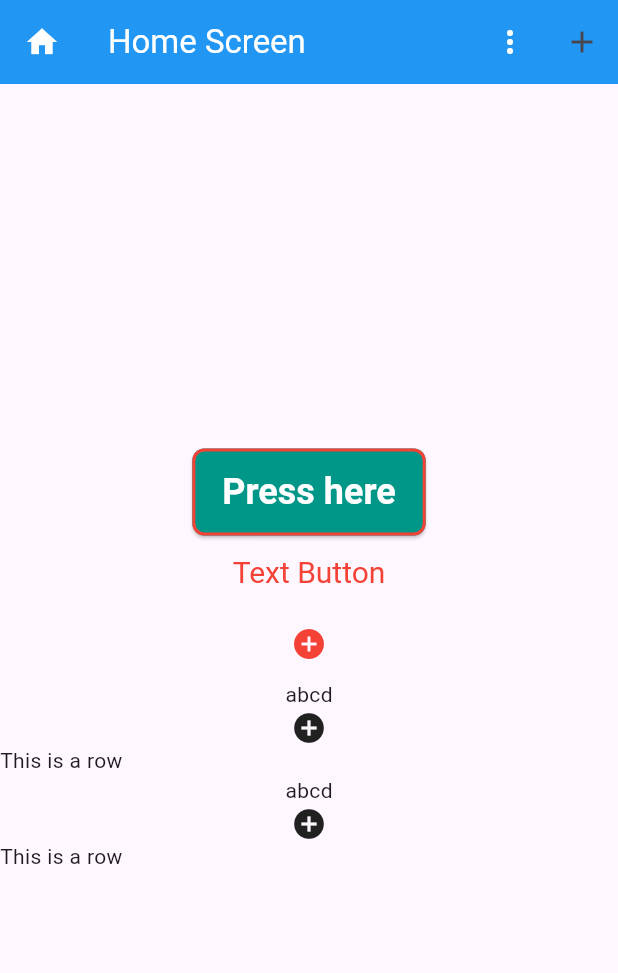
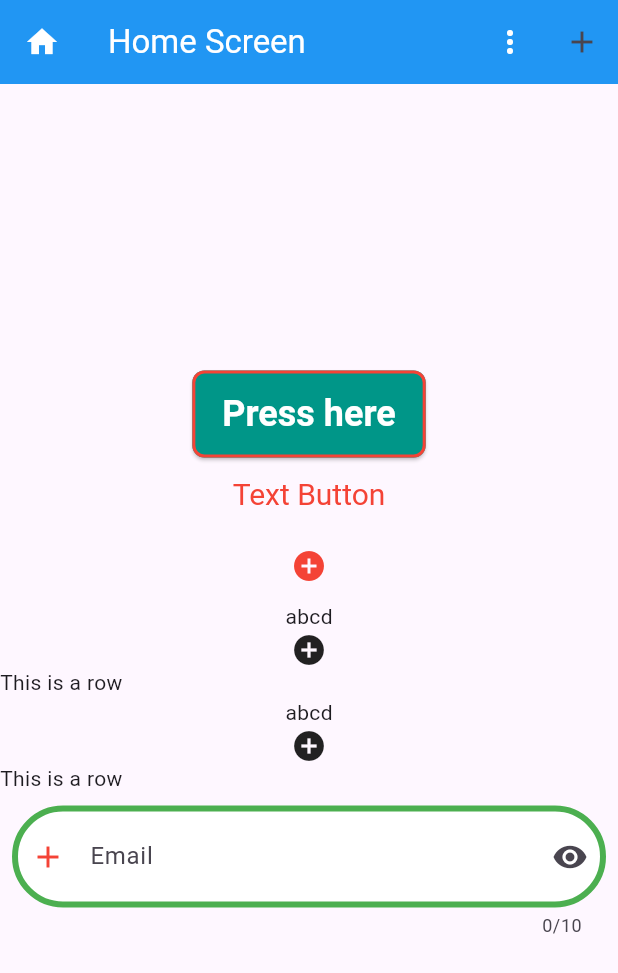
Before and after one commit to rayhan1650/ostad_flutter_live_class, a Flutter app: the screen it shows after launch, on a phone screen of 412 x 824 dp. Shown: the top 973 px of the screen. Run offline on Flutter 3.47's test engine with Material 3 defaults, Android fonts, the phone set to English and light mode, and no system bars.

Commit message:
TextField practice done

```diff
--- a/lib/main.dart
+++ b/lib/main.dart
@@ -1,4 +1,3 @@
-import 'package:flutter/cupertino.dart';
 import 'package:flutter/material.dart';
 
 void main() {
@@ -60,7 +59,7 @@ class Home extends StatelessWidget {
                       );
                     });
               },
-              icon: Icon(Icons.add))
+              icon: const Icon(Icons.add))
         ],
       ),
       body: Center(
@@ -147,6 +146,58 @@ class Home extends StatelessWidget {
                   )
                 ],
               ),
+            ),
+            Padding(
+              padding: const EdgeInsets.all(8.0),
+              child: TextField(
+                style: const TextStyle(
+                  fontSize: 24,
+                  color: Colors.green,
+                ),
+                maxLength: 10,
+                decoration: InputDecoration(
+                  hintText: "Enter your email",
+                  hintStyle: const TextStyle(
+                    fontSize: 20,
+                    fontWeight: FontWeight.w300,
+                  ),
+                  labelText: "Email",
+                  labelStyle: const TextStyle(),
+                  border: OutlineInputBorder(
+                    borderRadius: BorderRadius.circular(50),
+                    borderSide: const BorderSide(
+                      width: 4,
+                      color: Colors.red,
+                    ),
+                  ),
+                  focusedBorder: OutlineInputBorder(
+                    borderRadius: BorderRadius.circular(50),
+                    borderSide: const BorderSide(
+                      width: 4,
+                      color: Colors.red,
+                    ),
+                  ),
+                  enabledBorder: OutlineInputBorder(
+                    borderRadius: BorderRadius.circular(50),
+                    borderSide: const BorderSide(
+                      width: 4,
+                      color: Colors.green,
+                    ),
+                  ),
+                  disabledBorder: OutlineInputBorder(
+                    borderRadius: BorderRadius.circular(50),
+                    borderSide: const BorderSide(
+                      width: 4,
+                      color: Colors.grey,
+                    ),
+                  ),
+                  fillColor: Colors.white,
+                  filled: true,
+                  prefixIcon: const Icon(Icons.add),
+                  prefixIconColor: Colors.red,
+                  suffixIcon: const Icon(Icons.remove_red_eye),
+                ),
+              ),
             )
           ],
         ),
```
